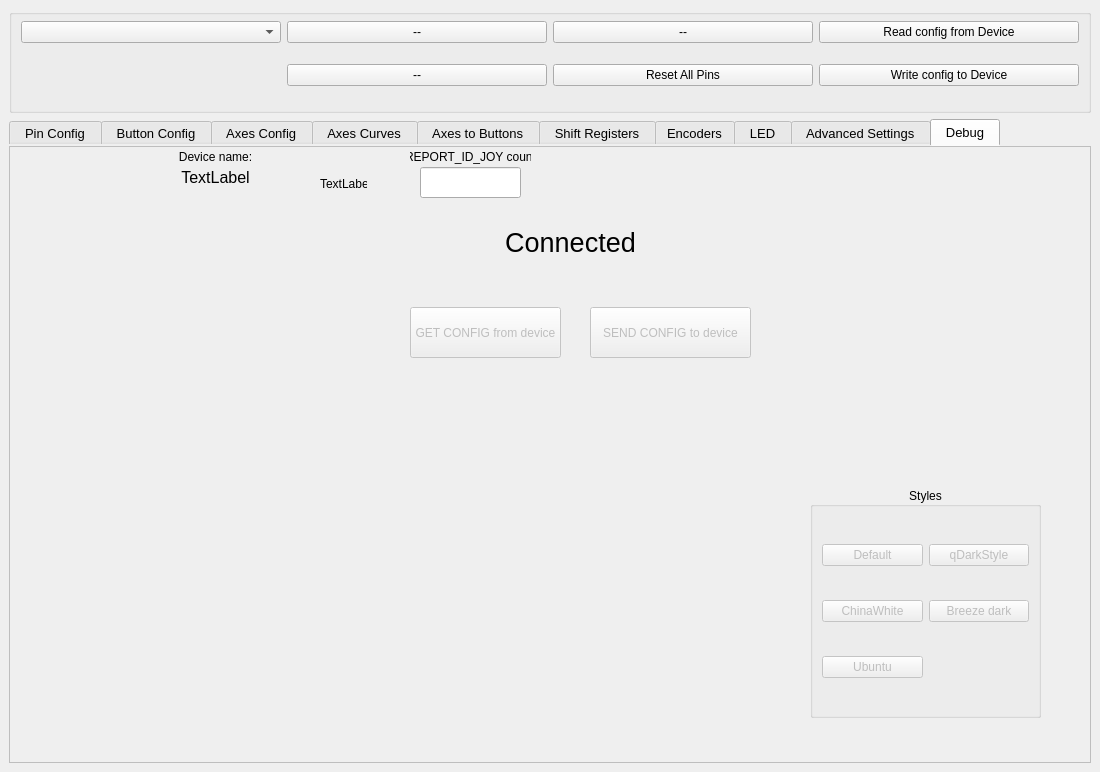
The window that mainwindow.ui (FreeJoy-Team/FreeJoyConfiguratorQt) describes before a commit, drawn with Qt 5.
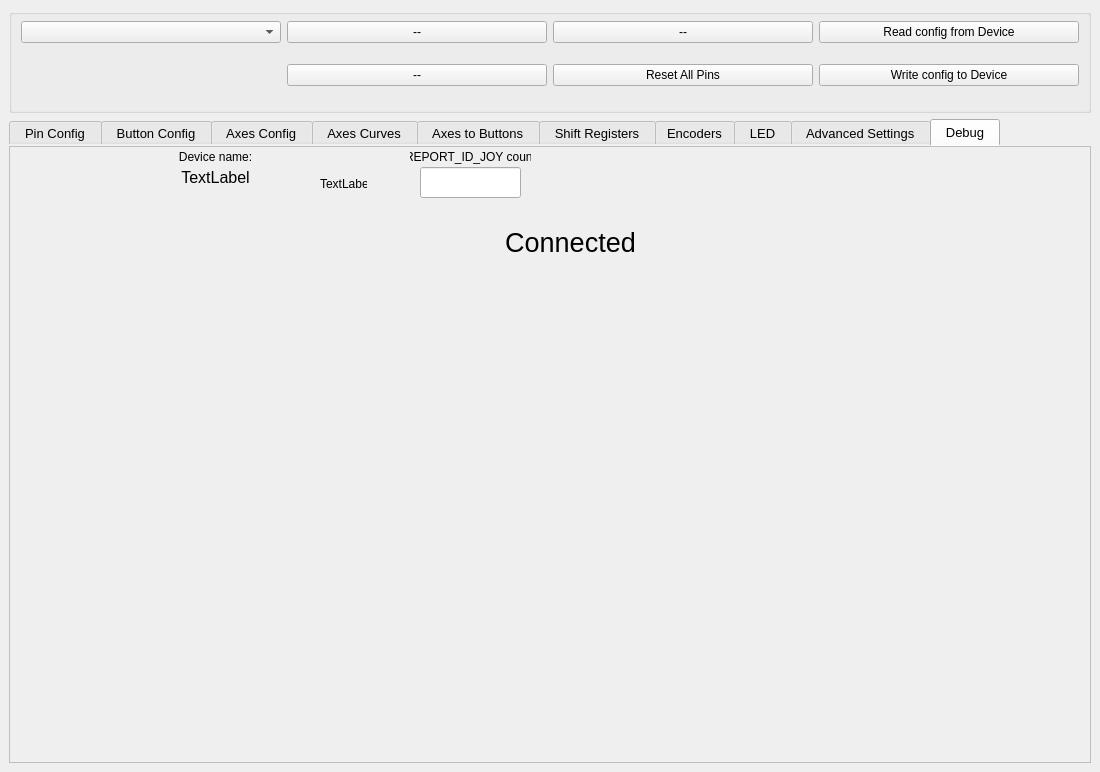
The same window after the commit. The open tabs and pages were chosen to show the change. Custom widgets are drawn as their Qt base class.

```diff
--- a/mainwindow.ui
+++ b/mainwindow.ui
@@ -365,22 +365,6 @@
          <set>Qt::AlignCenter</set>
         </property>
        </widget>
-       <widget class="QPushButton" name="button_SendConfig">
-        <property name="enabled">
-         <bool>false</bool>
-        </property>
-        <property name="geometry">
-         <rect>
-          <x>580</x>
-          <y>160</y>
-          <width>161</width>
-          <height>51</height>
-         </rect>
-        </property>
-        <property name="text">
-         <string>SEND CONFIG to device</string>
-        </property>
-       </widget>
        <widget class="QLabel" name="label_3">
         <property name="geometry">
          <rect>
@@ -397,22 +381,6 @@
          <set>Qt::AlignCenter</set>
         </property>
        </widget>
-       <widget class="QPushButton" name="button_GetConfig">
-        <property name="enabled">
-         <bool>false</bool>
-        </property>
-        <property name="geometry">
-         <rect>
-          <x>400</x>
-          <y>160</y>
-          <width>151</width>
-          <height>51</height>
-         </rect>
-        </property>
-        <property name="text">
-         <string>GET CONFIG from device</string>
-        </property>
-       </widget>
        <widget class="QLineEdit" name="lineEdit">
         <property name="geometry">
          <rect>
@@ -479,74 +447,6 @@
          <string>TextLabel</string>
         </property>
        </widget>
-       <widget class="QGroupBox" name="groupBox_12">
-        <property name="geometry">
-         <rect>
-          <x>800</x>
-          <y>340</y>
-          <width>231</width>
-          <height>231</height>
-         </rect>
-        </property>
-        <property name="title">
-         <string>Styles</string>
-        </property>
-        <property name="alignment">
-         <set>Qt::AlignCenter</set>
-        </property>
-        <layout class="QGridLayout" name="gridLayout_10">
-         <item row="1" column="0">
-          <widget class="QPushButton" name="pushButton_QssChinaWhite">
-           <property name="enabled">
-            <bool>false</bool>
-           </property>
-           <property name="text">
-            <string>ChinaWhite</string>
-           </property>
-          </widget>
-         </item>
-         <item row="2" column="0">
-          <widget class="QPushButton" name="pushButton_QssUbuntu">
-           <property name="enabled">
-            <bool>false</bool>
-           </property>
-           <property name="text">
-            <string>Ubuntu</string>
-           </property>
-          </widget>
-         </item>
-         <item row="0" column="1">
-          <widget class="QPushButton" name="pushButton_QssQDarkStyle">
-           <property name="enabled">
-            <bool>false</bool>
-           </property>
-           <property name="text">
-            <string>qDarkStyle</string>
-           </property>
-          </widget>
-         </item>
-         <item row="0" column="0">
-          <widget class="QPushButton" name="pushButton_QssDefault">
-           <property name="enabled">
-            <bool>false</bool>
-           </property>
-           <property name="text">
-            <string>Default</string>
-           </property>
-          </widget>
-         </item>
-         <item row="1" column="1">
-          <widget class="QPushButton" name="pushButton_QssBreezeDark">
-           <property name="enabled">
-            <bool>false</bool>
-           </property>
-           <property name="text">
-            <string>Breeze dark</string>
-           </property>
-          </widget>
-         </item>
-        </layout>
-       </widget>
       </widget>
      </widget>
     </item>
```
